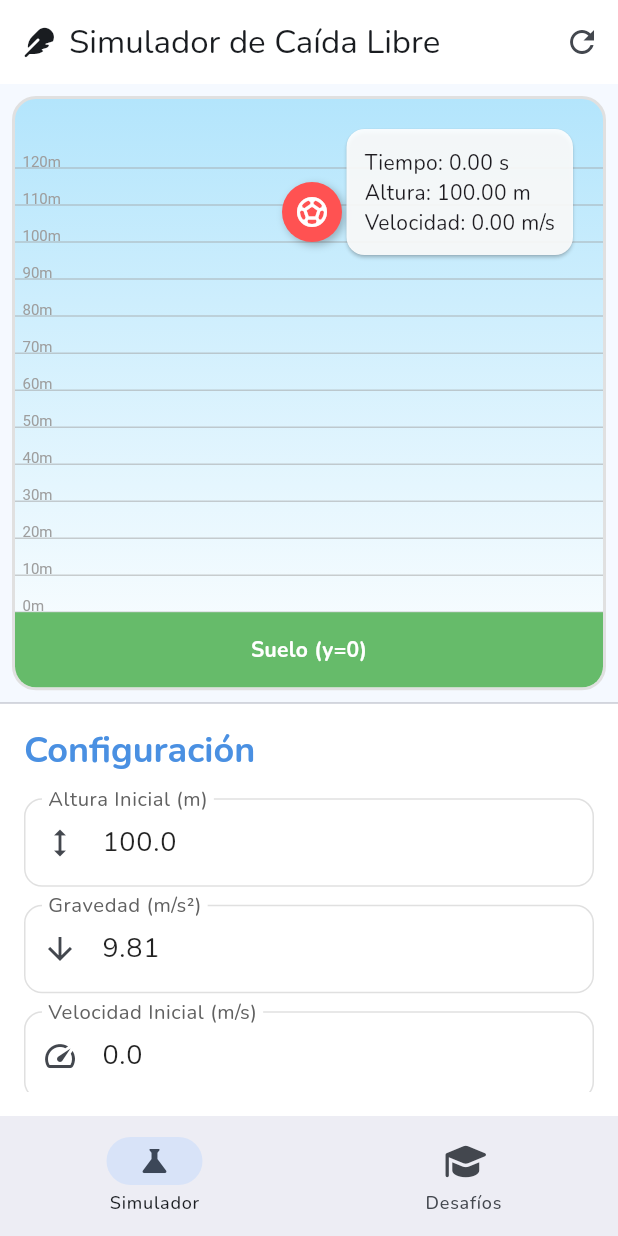
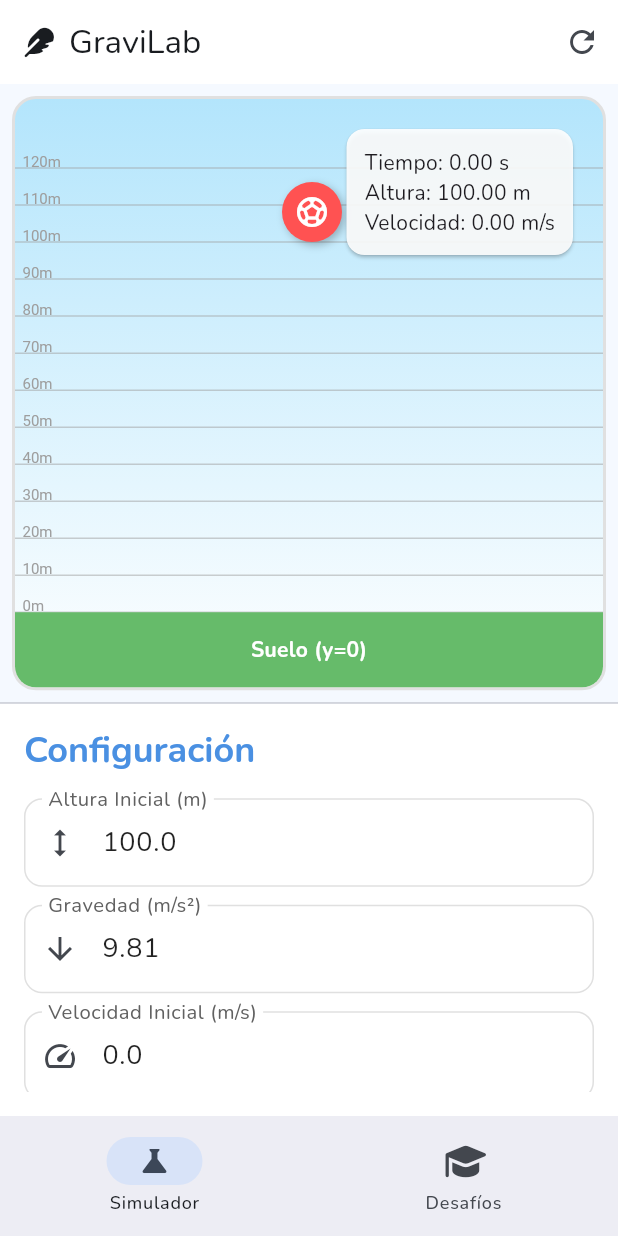
Before and after one commit to Just-a-Spider/curso-caida_libre, a Flutter app: the screen it shows after launch, on a phone screen of 412 x 824 dp. Run offline on Flutter 3.47's test engine with Material 3 defaults, Android fonts, the light colour scheme and no system bars; our stand-ins replace font_awesome_flutter, google_fonts.

Commit message:
feat: Rename project to GraviLab, update descriptions and CI/CD artifacts, and add a comprehensive user manual.

```diff
--- a/lib/main.dart
+++ b/lib/main.dart
@@ -16,7 +16,7 @@ class CaidaLibreApp extends StatelessWidget {
     return MultiProvider(
       providers: [ChangeNotifierProvider(create: (_) => SimulationState())],
       child: MaterialApp(
-        title: 'Simulador de Caída Libre',
+        title: 'GraviLab',
         debugShowCheckedModeBanner: false,
         theme: AppTheme.lightTheme,
         home: const HomeScreen(),
--- a/lib/screens/home_screen.dart
+++ b/lib/screens/home_screen.dart
@@ -40,7 +40,7 @@ class _HomeScreenState extends State<HomeScreen> {
           children: [
             Icon(FontAwesomeIcons.feather, size: 20),
             SizedBox(width: 10),
-            Text('Simulador de Caída Libre'),
+            Text('GraviLab'),
           ],
         ),
         actions: [
--- a/pubspec.yaml
+++ b/pubspec.yaml
@@ -1,5 +1,5 @@
 name: caida_libre
-description: "A new Flutter project."
+description: GraviLab - Simulador de Caída Libre y Laboratorio de Física."
 publish_to: "none"
 version: 1.0.0+1
 
```
Also changed, not shown: 3 other files.
